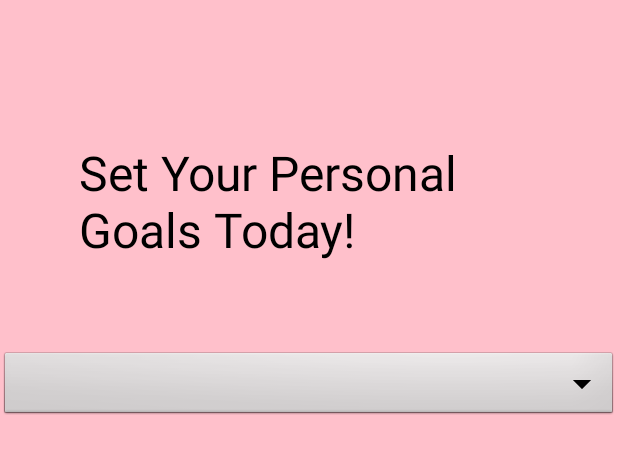
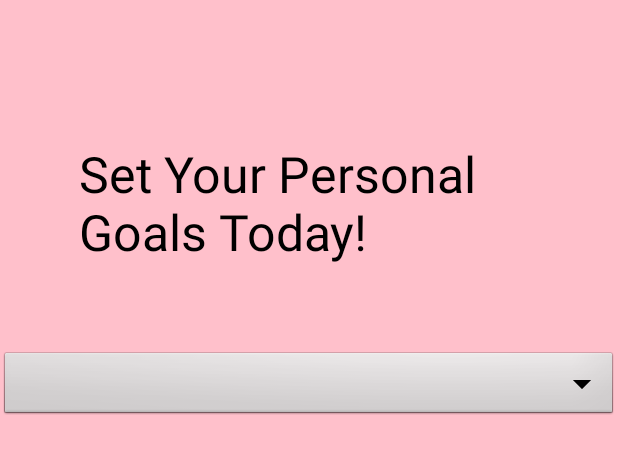
Before and after one commit to s-ramyalakshmi/MC-BeTheBestYou, an Android app: the layout activity_personal_goal.xml on its own in the app's theme, with its tools: preview values and no code run, on a phone screen of 412 x 824 dp. Shown: the top 454 px of the screen. Run offline under Robolectric (Android 15) with nearby library versions, the phone set to English and light mode, and no system bars.

Commit message:
Personal Goal Activity with Recommendations

```diff
--- a/app/src/main/java/com/example/bethebestyou/NavigationBar.java
+++ b/app/src/main/java/com/example/bethebestyou/NavigationBar.java
@@ -1,5 +1,5 @@
 package com.example.bethebestyou;
-
+//ADDED BY SUKRUTHI ANILKUMAR
 import android.os.Bundle;
 import androidx.appcompat.app.AppCompatActivity;
 import android.view.View;
--- a/app/src/main/java/com/example/bethebestyou/PersonalGoalActivity.java
+++ b/app/src/main/java/com/example/bethebestyou/PersonalGoalActivity.java
@@ -1,5 +1,5 @@
 package com.example.bethebestyou;
-
+//ADDED BY SUKRUTHI ANILKUMAR
 
 
 import android.graphics.Bitmap;
--- a/app/src/main/res/layout/activity_personal_goal.xml
+++ b/app/src/main/res/layout/activity_personal_goal.xml
@@ -12,7 +12,7 @@
         android:layout_height="123dp"
         android:text="Set Your Personal Goals Today!"
         android:textColor="@color/black"
-        android:textSize="32dp"
+        android:textSize="33dp"
         app:layout_constraintBottom_toBottomOf="parent"
         app:layout_constraintEnd_toEndOf="parent"
         app:layout_constraintHorizontal_bias="0.496"
--- a/app/src/main/res/layout/link_item.xml
+++ b/app/src/main/res/layout/link_item.xml
@@ -16,7 +16,7 @@
         android:layout_width="wrap_content"
         android:layout_height="wrap_content"
         android:layout_gravity="center"
-        android:layout_marginStart="8dp"
+        android:layout_marginStart="9dp"
         android:textSize="16sp" />
 
 </LinearLayout>
```
